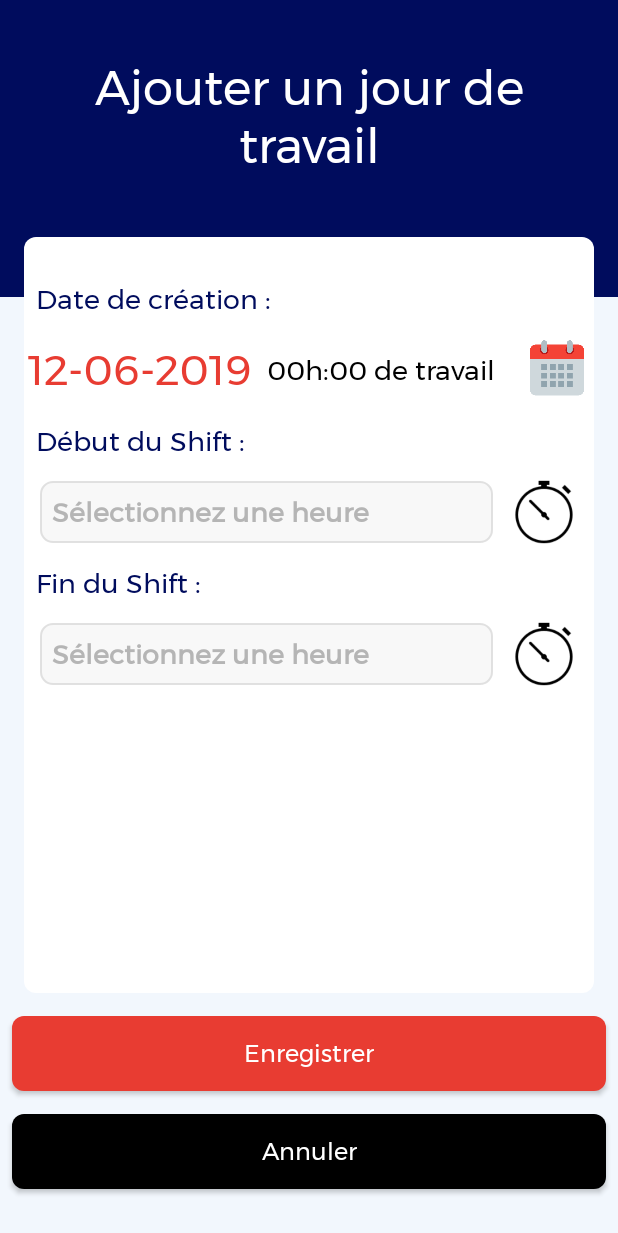
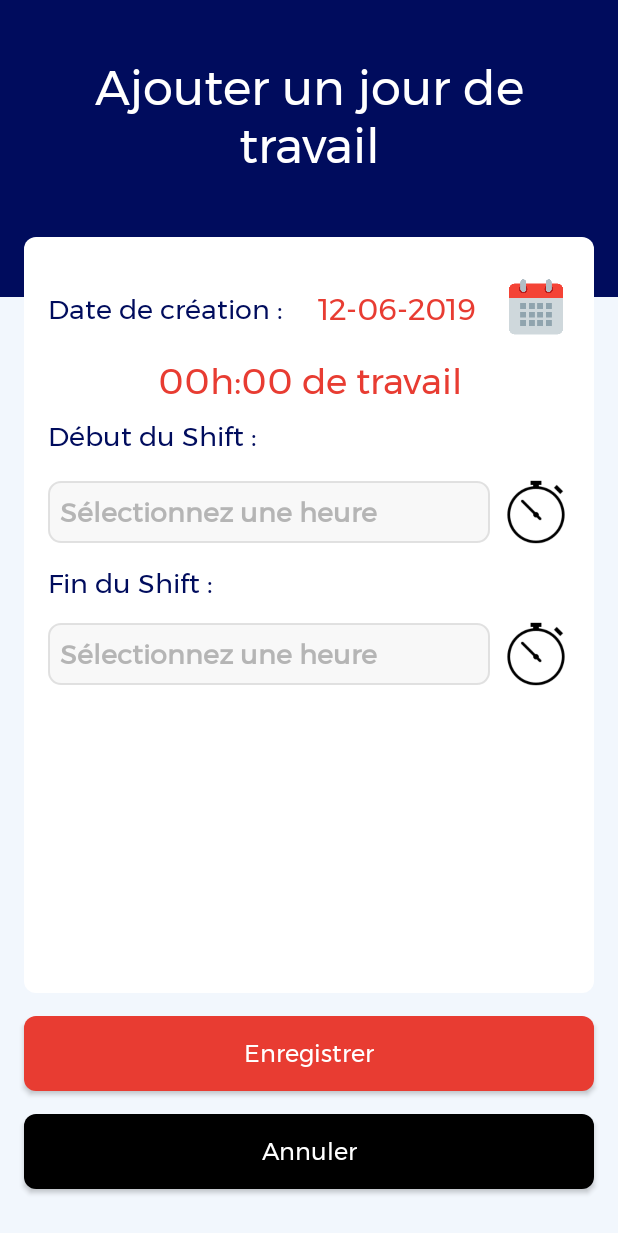
Before and after one commit to kesylo/WorkTrackerAndroidApp, an Android app: the AddWorkdayActivity screen opened directly, with no data from a screen before it, on a phone screen of 412 x 824 dp. Shown: the top 1233 px of the screen. Run offline under Robolectric (Android 15) with nearby library versions, the phone set to English and light mode, and no system bars.

Commit message:
Fixed: - layout - date and hour selector - all checks done (user can't add wrong data)
to do:
- payment per hour (to calculate shift payment)
- enterprise where you worked (for later searches) (should propose passed entries for easier typing)

```diff
--- a/app/src/main/res/layout/activity_add_workday.xml
+++ b/app/src/main/res/layout/activity_add_workday.xml
@@ -6,7 +6,7 @@
         android:layout_height="match_parent"
         android:background="@color/colorOffwhite"
         tools:context=".MainActivity"
-        android:orientation="vertical">
+        android:orientation="vertical" android:id="@+id/linearLayout2">
 
     <LinearLayout
             android:layout_width="match_parent"
@@ -17,7 +17,7 @@
 
         <TextView android:layout_width="match_parent"
                   android:layout_height="wrap_content"
-                  android:text="Ajouter un jour de travail"
+                  android:text="@string/add_work_day"
                   android:layout_marginTop="18dp"
                   android:textColor="#FFF"
                   android:textAlignment="center"
@@ -36,76 +36,81 @@
             android:background="@drawable/bg_item_list"
             android:paddingTop="22dp"
             android:layout_marginTop="-40dp"
-            android:paddingBottom="8dp">
+            android:paddingBottom="8dp" android:id="@+id/linearLayout3">
 
         <android.support.constraint.ConstraintLayout
                 android:layout_width="match_parent"
-                android:layout_height="match_parent">
+                android:layout_height="match_parent" app:layout_constraintTop_toTopOf="@+id/editHeureFin"
+                app:layout_constraintStart_toStartOf="@+id/editDateCreation"
+                app:layout_constraintEnd_toStartOf="@+id/editDateCreation"
+                app:layout_constraintBottom_toTopOf="@+id/editHeureFin">
 
             <TextView
                     android:id="@+id/txtTempsTotal"
-                    android:textSize="18sp"
-                    android:textColor="@color/colorBlack"
+                    android:textSize="24sp"
+                    android:textColor="@color/colorRed"
                     android:visibility="visible"
                     android:fontFamily="@font/montserrat"
-                    android:text="00h:00 de travail"
-                    android:layout_width="160dp"
+                    android:text="@string/_00h_00_de_travail"
+                    android:layout_width="0dp"
                     android:layout_height="wrap_content"
-                    app:layout_constraintStart_toEndOf="@+id/editDateCreation"
-                    app:layout_constraintHorizontal_bias="0.5" app:layout_constraintEnd_toStartOf="@+id/button4"
-                    android:layout_marginTop="8dp" app:layout_constraintTop_toTopOf="@+id/guideline2"
-                    android:layout_marginBottom="8dp" app:layout_constraintBottom_toTopOf="@+id/guideline4"
-                    android:layout_marginEnd="8dp" android:layout_marginStart="8dp"/>
+                    android:layout_marginTop="8dp"
+                    app:layout_constraintTop_toTopOf="@+id/guideline" android:layout_marginBottom="8dp"
+                    app:layout_constraintBottom_toTopOf="@+id/guideline4" android:layout_marginEnd="16dp"
+                    app:layout_constraintEnd_toEndOf="parent" android:layout_marginStart="16dp"
+                    app:layout_constraintStart_toStartOf="parent" android:textAlignment="center"/>
             <Button
                     android:layout_width="45dp"
                     android:layout_height="45dp"
                     android:background="@drawable/custom_calendar_button"
                     android:id="@+id/button4"
-                    app:layout_constraintStart_toEndOf="@+id/txtTempsTotal" app:layout_constraintHorizontal_bias="0.5"
-                    app:layout_constraintEnd_toEndOf="parent" android:layout_marginTop="8dp"
-                    app:layout_constraintTop_toTopOf="@+id/guideline2" android:layout_marginBottom="8dp"
-                    app:layout_constraintBottom_toTopOf="@+id/guideline4"/>
+                    android:layout_marginEnd="16dp"
+                    app:layout_constraintEnd_toEndOf="parent" app:layout_constraintTop_toTopOf="parent"
+                    android:layout_marginTop="8dp" android:layout_marginBottom="8dp"
+                    app:layout_constraintBottom_toTopOf="@+id/guideline"
+            />
             <TextView
                     android:textSize="18sp"
                     android:textColor="@color/colorPrimaryDark"
                     android:fontFamily="@font/montserrat"
-                    android:text="Date de création :"
+                    android:text="@string/creation_date"
+                    android:layout_width="0dp"
+                    android:layout_height="wrap_content"
+                    android:id="@+id/textView3"
+                    android:layout_marginTop="8dp"
+                    app:layout_constraintTop_toTopOf="parent" android:layout_marginBottom="8dp"
+                    app:layout_constraintBottom_toTopOf="@+id/guideline"
+                    app:layout_constraintEnd_toStartOf="@+id/guideline2"
+                    app:layout_constraintStart_toStartOf="parent" android:layout_marginStart="16dp"/>
+            <TextView
+                    android:id="@+id/editDateCreation"
+                    android:textSize="20sp"
+                    android:textColor="@color/colorRed"
+                    android:fontFamily="@font/montserrat"
+                    android:text="@string/sample_date"
                     android:layout_width="0dp"
                     android:layout_height="wrap_content"
                     android:layout_marginTop="8dp"
                     app:layout_constraintTop_toTopOf="parent" android:layout_marginBottom="8dp"
-                    app:layout_constraintBottom_toTopOf="@+id/guideline2" android:id="@+id/textView3"
-                    app:layout_constraintStart_toStartOf="parent" app:layout_constraintEnd_toEndOf="parent"
-                    android:layout_marginStart="8dp"/>
-            <TextView
-                    android:id="@+id/editDateCreation"
-                    android:textSize="28sp"
-                    android:textColor="@color/colorRed"
-                    android:fontFamily="@font/montserrat"
-                    android:text="12-55-19"
-                    android:layout_width="wrap_content"
-                    android:layout_height="wrap_content"
-                    app:layout_constraintStart_toStartOf="parent" app:layout_constraintHorizontal_bias="0.5"
-                    app:layout_constraintEnd_toStartOf="@+id/txtTempsTotal" android:layout_marginTop="8dp"
-                    app:layout_constraintTop_toTopOf="@+id/guideline2" android:layout_marginBottom="8dp"
-                    app:layout_constraintBottom_toTopOf="@+id/guideline4"/>
-            <android.support.constraint.Guideline
-                    android:orientation="horizontal"
-                    android:layout_width="wrap_content"
-                    android:layout_height="wrap_content"
-                    android:id="@+id/guideline2" app:layout_constraintGuide_percent="0.08"/>
+                    app:layout_constraintBottom_toTopOf="@+id/guideline" android:layout_marginStart="8dp"
+                    app:layout_constraintStart_toStartOf="@+id/guideline2"
+                    android:textAlignment="center" android:layout_marginEnd="8dp"
+                    app:layout_constraintEnd_toStartOf="@+id/button4"/>
             <TextView
                     android:textSize="18sp"
                     android:textColor="@color/colorPrimaryDark"
-                    android:text="Début du Shift :"
+                    android:text="@string/shift_start"
                     android:fontFamily="@font/montserrat"
                     android:layout_width="match_parent"
                     android:layout_height="wrap_content"
                     android:layout_marginTop="8dp"
-                    app:layout_constraintTop_toTopOf="@+id/guideline4" android:layout_marginBottom="8dp"
-                    app:layout_constraintBottom_toTopOf="@+id/guideline5" app:layout_constraintStart_toStartOf="parent"
-                    android:layout_marginStart="8dp" app:layout_constraintEnd_toEndOf="parent"
-                    android:layout_marginEnd="8dp" android:id="@+id/textView5"/>
+                    app:layout_constraintTop_toTopOf="@+id/guideline4"
+                    android:layout_marginBottom="8dp"
+                    app:layout_constraintBottom_toTopOf="@+id/guideline5"
+                    app:layout_constraintStart_toStartOf="parent"
+                    android:layout_marginStart="16dp" app:layout_constraintEnd_toEndOf="parent"
+                    android:layout_marginEnd="16dp" android:id="@+id/textView5"
+                    app:layout_constraintHorizontal_bias="1.0" app:layout_constraintVertical_bias="1.0"/>
             <android.support.constraint.Guideline
                     android:orientation="horizontal"
                     android:layout_width="wrap_content"
@@ -114,7 +119,7 @@
             <TextView
                     android:textSize="18sp"
                     android:textColor="@color/colorPrimaryDark"
-                    android:text="Fin du Shift :"
+                    android:text="@string/shift_end"
                     android:fontFamily="@font/montserrat"
                     android:layout_width="match_parent"
                     android:layout_height="wrap_content"
@@ -122,8 +127,10 @@
                     app:layout_constraintHorizontal_bias="0.0" android:layout_marginTop="8dp"
                     app:layout_constraintTop_toTopOf="@+id/guideline6" android:layout_marginBottom="8dp"
                     app:layout_constraintBottom_toTopOf="@+id/guideline7" android:id="@+id/textView6"
-                    android:layout_marginStart="8dp" android:layout_marginEnd="8dp"/>
+                    android:layout_marginStart="16dp" android:layout_marginEnd="16dp"/>
             <EditText
+                    android:autofillHints="@string/shift_end"
+                    android:inputType="datetime"
                     android:id="@+id/editHeureFin"
                     android:textSize="18sp"
                     android:clickable="false"
@@ -131,18 +138,18 @@
                     android:paddingStart="8dp"
                     android:focusable="false"
                     android:focusableInTouchMode="false"
-                    android:hint="Sélectionnez une heure"
+                    android:hint="@string/select_hour"
                     android:fontFamily="@font/montserrat"
                     android:textColorHint="#B5B5B5"
                     android:textColor="@color/colorBlack"
                     android:background="@drawable/input_bg_unselected"
-                    android:layout_width="302dp"
+                    android:layout_width="0dp"
                     android:layout_height="41dp" android:textStyle="bold"
                     app:layout_constraintStart_toStartOf="parent"
-                    app:layout_constraintHorizontal_bias="0.5"
-                    app:layout_constraintEnd_toStartOf="@+id/buttonSelectHeureFin" android:layout_marginTop="8dp"
+                    android:layout_marginStart="16dp" android:layout_marginTop="8dp"
                     app:layout_constraintTop_toTopOf="@+id/guideline7"
-                    app:layout_constraintBottom_toTopOf="@+id/guideline8" android:layout_marginBottom="8dp"/>
+                    app:layout_constraintBottom_toTopOf="@+id/guideline8" android:layout_marginBottom="8dp"
+                    android:layout_marginEnd="8dp" app:layout_constraintEnd_toStartOf="@+id/buttonSelectHeureFin"/>
             <EditText
                     android:id="@+id/editHeureDebut"
                     android:textSize="18sp"
@@ -156,20 +163,21 @@
                     android:textColorHint="#B5B5B5"
                     android:textColor="@color/colorBlack"
                     android:background="@drawable/input_bg_unselected"
-                    android:layout_width="302dp"
+                    android:layout_width="0dp"
                     android:layout_height="41dp" android:textStyle="bold"
                     app:layout_constraintStart_toStartOf="parent"
-                    app:layout_constraintHorizontal_bias="0.5"
-                    app:layout_constraintEnd_toStartOf="@+id/buttonSelectHeureDebut" android:layout_marginTop="8dp"
-                    app:layout_constraintTop_toTopOf="@+id/guideline5"
-                    app:layout_constraintBottom_toTopOf="@+id/guideline6" android:layout_marginBottom="8dp"/>
+                    android:layout_marginStart="16dp" app:layout_constraintBottom_toTopOf="@+id/guideline6"
+                    android:layout_marginBottom="8dp" android:layout_marginTop="8dp"
+                    app:layout_constraintTop_toTopOf="@+id/guideline5" android:layout_marginEnd="8dp"
+                    app:layout_constraintEnd_toStartOf="@+id/buttonSelectHeureDebut"/>
             <Button
                     android:layout_width="45dp"
                     android:layout_height="45dp"
                     android:background="@drawable/custom_hour_selector_button"
                     android:id="@+id/buttonSelectHeureDebut"
-                    app:layout_constraintStart_toEndOf="@+id/editHeureDebut" app:layout_constraintHorizontal_bias="0.5"
-                    app:layout_constraintEnd_toEndOf="parent" android:layout_marginTop="8dp"
+                    android:layout_marginEnd="16dp"
+                    app:layout_constraintEnd_toEndOf="parent"
+                    android:layout_marginTop="8dp"
                     app:layout_constraintTop_toTopOf="@+id/guideline5" android:layout_marginBottom="8dp"
                     app:layout_constraintBottom_toTopOf="@+id/guideline6"/>
             <android.support.constraint.Guideline
@@ -193,7 +201,7 @@
                     android:layout_height="wrap_content"
                     android:id="@+id/guideline8" app:layout_constraintGuide_percent="0.6"/>
             <TextView
-                    android:layout_width="wrap_content"
+                    android:layout_width="0dp"
                     android:textColor="@color/colorRed"
                     android:id="@+id/txtErrorLog"
                     android:textSize="16sp"
@@ -207,21 +215,31 @@
                     app:layout_constraintTop_toTopOf="@+id/guideline9" android:layout_marginBottom="8dp"
                     app:layout_constraintBottom_toBottomOf="parent" android:layout_marginEnd="8dp"
                     app:layout_constraintEnd_toEndOf="parent" android:layout_marginStart="8dp"
-                    app:layout_constraintStart_toStartOf="parent"/>
+                    app:layout_constraintStart_toStartOf="parent" android:textAlignment="center"/>
             <Button
                     android:layout_width="45dp"
                     android:layout_height="45dp"
                     android:background="@drawable/custom_hour_selector_button"
                     android:id="@+id/buttonSelectHeureFin"
-                    app:layout_constraintStart_toEndOf="@+id/editHeureFin" app:layout_constraintHorizontal_bias="0.5"
-                    app:layout_constraintEnd_toEndOf="parent" android:layout_marginTop="8dp"
-                    app:layout_constraintTop_toTopOf="@+id/guideline7" android:layout_marginBottom="8dp"
-                    app:layout_constraintBottom_toTopOf="@+id/guideline8"/>
+                    android:layout_marginEnd="16dp"
+                    app:layout_constraintEnd_toEndOf="parent" android:layout_marginBottom="8dp"
+                    app:layout_constraintBottom_toTopOf="@+id/guideline8" android:layout_marginTop="8dp"
+                    app:layout_constraintTop_toTopOf="@+id/guideline7"/>
             <android.support.constraint.Guideline
                     android:orientation="horizontal"
                     android:layout_width="wrap_content"
                     android:layout_height="wrap_content"
                     android:id="@+id/guideline9" app:layout_constraintGuide_percent="0.92"/>
+            <android.support.constraint.Guideline
+                    android:orientation="horizontal"
+                    android:layout_width="wrap_content"
+                    android:layout_height="wrap_content"
+                    android:id="@+id/guideline" app:layout_constraintGuide_percent="0.11"/>
+            <android.support.constraint.Guideline
+                    android:orientation="vertical"
+                    android:layout_width="wrap_content"
+                    android:layout_height="wrap_content"
+                    android:id="@+id/guideline2" app:layout_constraintGuide_percent="0.47"/>
         </android.support.constraint.ConstraintLayout>
 
     </LinearLayout>
@@ -249,8 +267,8 @@
                     android:layout_height="50dp"
                     app:layout_constraintTop_toTopOf="parent"
                     app:layout_constraintBottom_toTopOf="@+id/btnAnnuler" app:layout_constraintStart_toStartOf="parent"
-                    android:layout_marginStart="8dp" app:layout_constraintEnd_toEndOf="parent"
-                    android:layout_marginEnd="8dp"/>
+                    android:layout_marginStart="16dp" app:layout_constraintEnd_toEndOf="parent"
+                    android:layout_marginEnd="16dp"/>
             <Button
 
                     android:id="@+id/btnAnnuler"
@@ -264,8 +282,8 @@
                     android:layout_height="50dp"
                     app:layout_constraintBottom_toBottomOf="parent"
                     app:layout_constraintTop_toBottomOf="@+id/btnEnregistrer"
-                    app:layout_constraintEnd_toEndOf="parent" android:layout_marginEnd="8dp"
-                    app:layout_constraintStart_toStartOf="parent" android:layout_marginStart="8dp"/>
+                    app:layout_constraintEnd_toEndOf="parent" android:layout_marginEnd="16dp"
+                    app:layout_constraintStart_toStartOf="parent" android:layout_marginStart="16dp"/>
         </android.support.constraint.ConstraintLayout>
     </LinearLayout>
 
--- a/app/src/main/res/values/strings.xml
+++ b/app/src/main/res/values/strings.xml
@@ -1,3 +1,24 @@
 <resources>
     <string name="app_name">Work Tracker</string>
+
+    <string name="add_work_day">Ajouter un jour de travail</string>
+    <string name="app_name">Work Tracker</string>
+    <string name="app_name">Work Tracker</string>
+    <string name="app_name">Work Tracker</string>
+    <string name="app_name">Work Tracker</string>
+    <string name="app_name">Work Tracker</string>
+    <string name="app_name">Work Tracker</string>
+    <string name="app_name">Work Tracker</string>
+    <string name="app_name">Work Tracker</string>
+    <string name="app_name">Work Tracker</string>
+    <string name="app_name">Work Tracker</string>
+    <string name="app_name">Work Tracker</string>
+    <string name="_00h_00_de_travail">00h:00 de travail</string>
+    <string name="creation_date">Date de création :</string>
+    <string name="sample_date">12-55-2019</string>
+    <string name="shift_start">Début du Shift :</string>
+    <string name="shift_end">Fin du Shift :</string>
+    <string name="select_hour">Sélectionnez une heure</string>
+
+
 </resources>
```
Also changed, not shown: app/src/main/java/com/example/worktracker/AddWorkdayActivity.kt (+94 -48 lines).
